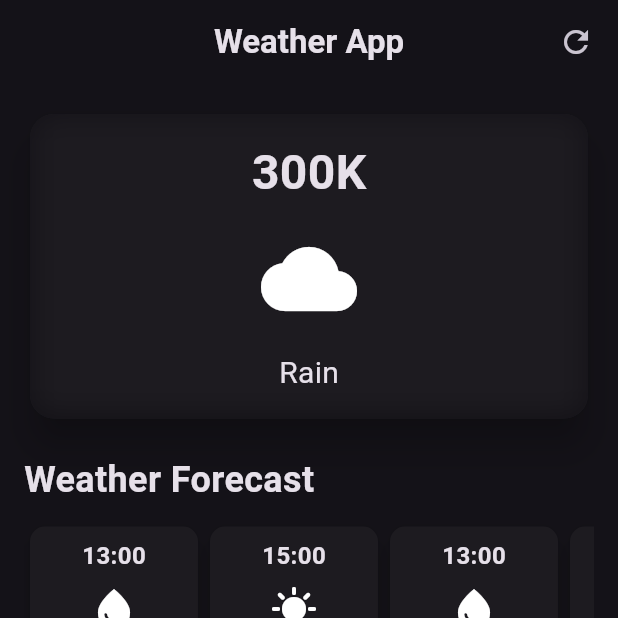
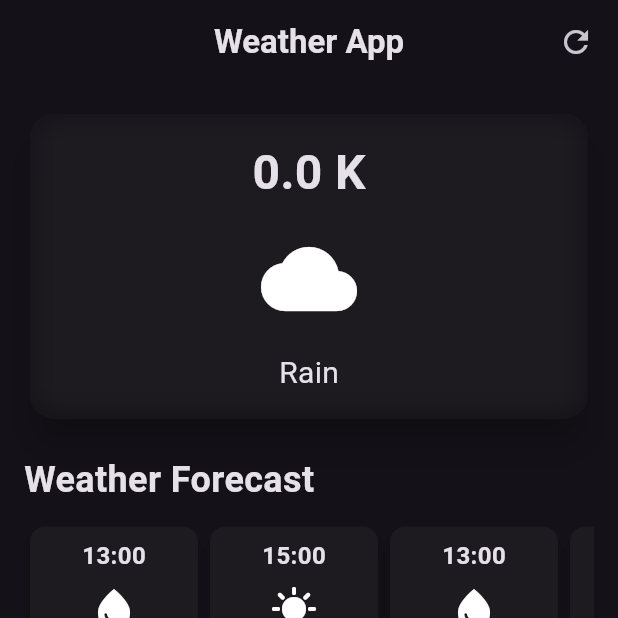
Before and after one commit to SemajCode/weather_app, a Flutter app: the screen it shows after launch, on a phone screen of 412 x 824 dp, the top half of it. Run offline on Flutter 3.47's test engine with Material 2 defaults, Android fonts, the phone set to English and light mode, and no system bars; network calls fail.

Commit message:
Using the open weather API

```diff
--- a/lib/weather_screen.dart
+++ b/lib/weather_screen.dart
@@ -1,16 +1,44 @@
+import 'dart:convert';
 import 'dart:ui';
 
 import 'package:flutter/material.dart';
 import 'package:http/http.dart' as http;
 import 'package:weather_app/additional_info_item.dart';
 import 'package:weather_app/hourly_forecast_item.dart';
+import 'package:weather_app/secrets.dart';
 
-class WeatherScreen extends StatelessWidget {
+class WeatherScreen extends StatefulWidget {
   const WeatherScreen({super.key});
 
+  @override
+  State<WeatherScreen> createState() => _WeatherScreenState();
+}
+
+class _WeatherScreenState extends State<WeatherScreen> {
+  double temp = 0;
+
+  @override
+  void initState() {
+    super.initState();
+    getCurrentWeather();
+  }
+
   Future getCurrentWeather() async {
-    var uri = '';
-    http.get(Uri.parse(uri));
+    try {
+      String cityName = 'Nigeria';
+      String uri =
+          'http://api.openweathermap.org/data/2.5/forecast?q=$cityName&APPID=$openWeatherAPIKey';
+      final res = await http.get(Uri.parse(uri));
+      final data = jsonDecode(res.body);
+      if (data['cod'] != '200') {
+        throw 'An unexpected error occured';
+      }
+      setState(() {
+        temp = data['list'][0]['main']['temp'];
+      });
+    } catch (e) {
+      throw e.toString();
+    }
   }
 
   @override
@@ -53,28 +81,28 @@ class WeatherScreen extends StatelessWidget {
                       sigmaX: 10,
                       sigmaY: 10,
                     ),
-                    child: const Padding(
-                      padding: EdgeInsets.all(16.0),
+                    child: Padding(
+                      padding: const EdgeInsets.all(16.0),
                       child: Column(
                         children: [
                           Text(
-                            '300K',
-                            style: TextStyle(
+                            '$temp K',
+                            style: const TextStyle(
                               fontSize: 32,
                               fontWeight: FontWeight.bold,
                             ),
                           ),
-                          SizedBox(
+                          const SizedBox(
                             height: 16,
                           ),
-                          Icon(
+                          const Icon(
                             Icons.cloud,
                             size: 64,
                           ),
-                          SizedBox(
+                          const SizedBox(
                             height: 16,
                           ),
-                          Text(
+                          const Text(
                             'Rain',
                             style: TextStyle(fontSize: 20),
                           ),
```
Also changed, not shown: 1 other file.
